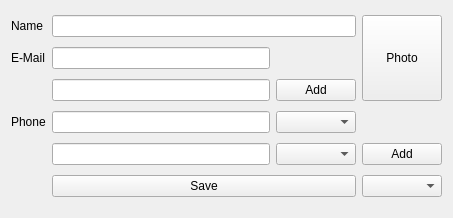
The window that mobile/contacts/editorgeneral.ui (chusopr/kdepim-ktimetracker-akonadi) describes before a commit, drawn with Qt 5.
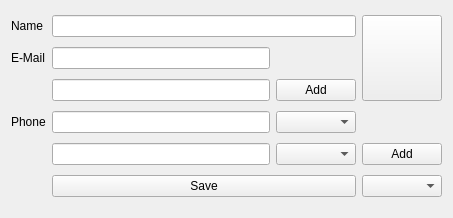
The same window after the commit. Custom widgets are drawn as their Qt base class.

Commit message: Take photo from contact, use "user-identify" icon as fallback

```diff
--- a/mobile/contacts/editorgeneral.ui
+++ b/mobile/contacts/editorgeneral.ui
@@ -33,7 +33,7 @@
       </sizepolicy>
      </property>
      <property name="text">
-      <string>Photo</string>
+      <string/>
      </property>
     </widget>
    </item>
```
The commit also changes 1 other file.
